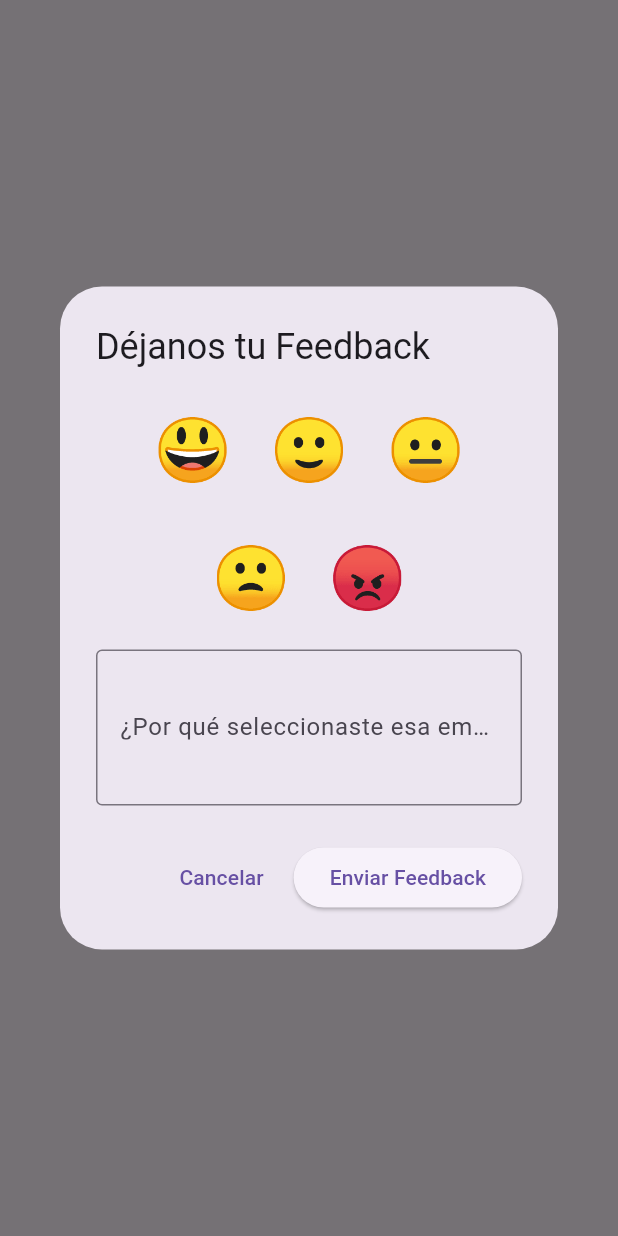
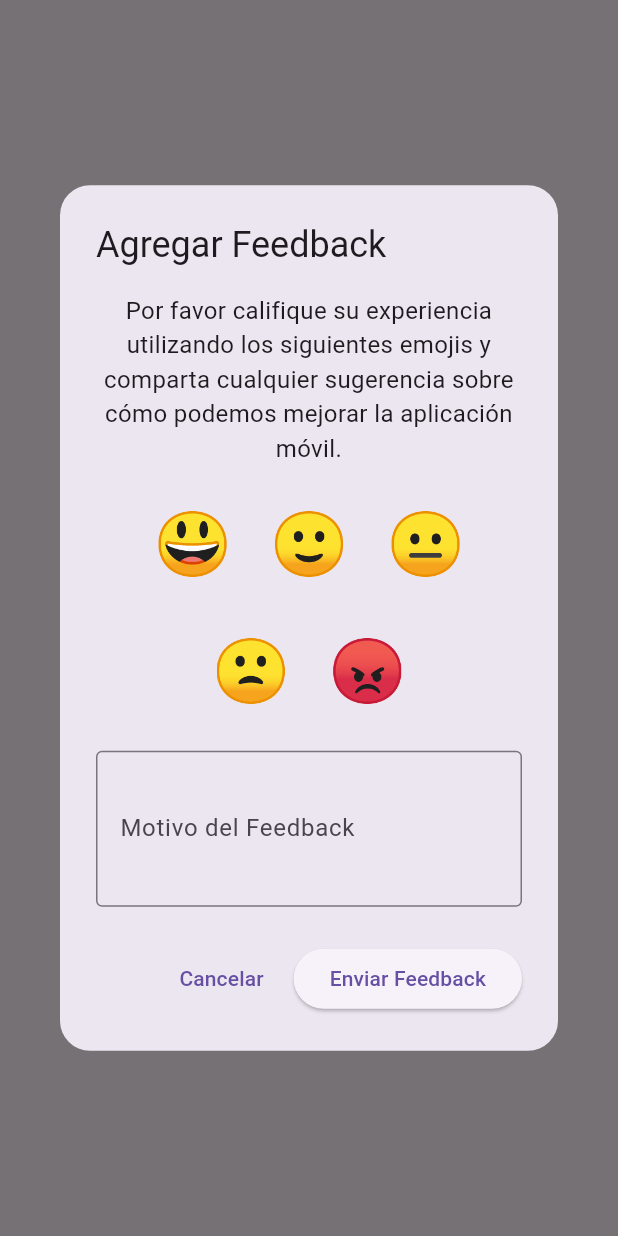
Before and after one commit to WasakaBe/EduControlMobile, a Flutter app: what showFeedbackModal() shows on an empty page, opened directly with empty values, on a phone screen of 412 x 824 dp. Run offline on Flutter 3.47's test engine with Material 3 defaults, Android fonts, the phone set to English and light mode, and no system bars; our stand-ins replace flutter_svg, sentry_flutter; missing offline and left inert: qr_code_scanner; network calls fail.

Commit message:
monitoreo de software mobile flutter

```diff
--- a/lib/Api/api.dart
+++ b/lib/Api/api.dart
@@ -1 +1 @@
-const String baseUrl = 'https://educontrolbackend.onrender.com/api';
+const String baseUrl = 'https://educontrolbackend-1.onrender.com/api';
--- a/lib/Components/Feedback/Feedback.dart
+++ b/lib/Components/Feedback/Feedback.dart
@@ -6,10 +6,10 @@ import 'dart:convert';
 
 class FeedbackModal {
   static Future<void> showFeedbackModal(BuildContext context, int idUsuario) async {
-    String selectedEmotion = ''; // Variable para guardar la emoción seleccionada
+    String selectedEmotion = ''; // Variable para almacenar la emoción seleccionada
     TextEditingController motivoController = TextEditingController();
 
-    // Variable para rastrear la emoción seleccionada (inicialmente ninguna)
+    // Rastrea el emoji seleccionado (inicialmente ninguno)
     String selectedEmoji = '';
 
     await showDialog(
@@ -17,20 +17,29 @@ class FeedbackModal {
       builder: (BuildContext context) {
         return StatefulBuilder(
           builder: (context, setState) {
-            // Obtener el tamaño de la pantalla
+            // Obtener el tamaño de la pantalla para ajustar el tamaño del modal
             final screenWidth = MediaQuery.of(context).size.width;
-            final emojiSize = screenWidth * 0.1;  // Tamaño de emoji adaptado a la pantalla
+            final emojiSize = screenWidth * 0.1;  // Tamaño del emoji adaptado a la pantalla
             final textFieldWidth = screenWidth * 0.8; // Ancho del campo de texto adaptado a la pantalla
 
             return AlertDialog(
-              title: const Text('Déjanos tu Feedback'),
+              shape: RoundedRectangleBorder(
+                borderRadius: BorderRadius.circular(20),
+              ),
+              title: const Text('Agregar Feedback'),
               content: Column(
                 mainAxisSize: MainAxisSize.min,
                 children: [
-                  // Emojis para la emoción usando Wrap para evitar overflow
+                  // Etiqueta para la emoción y emojis para seleccionar
+                  const Text(
+                    'Por favor califique su experiencia utilizando los siguientes emojis y comparta cualquier sugerencia sobre cómo podemos mejorar la aplicación móvil.',
+                    textAlign: TextAlign.center,
+                    style: TextStyle(fontSize: 16),
+                  ),
+                  const SizedBox(height: 15),
                   Wrap(
-                    spacing: 10.0, // Espaciado horizontal entre emojis
-                    runSpacing: 10.0, // Espaciado vertical entre emojis si es necesario
+                    spacing: 10.0, // Espacio horizontal entre los emojis
+                    runSpacing: 10.0, // Espacio vertical entre los emojis si es necesario
                     alignment: WrapAlignment.center,
                     children: [
                       IconButton(
@@ -110,14 +119,14 @@ class FeedbackModal {
                       ),
                     ],
                   ),
-                  const SizedBox(height: 10),
-                  // Campo de texto para el motivo
+                  const SizedBox(height: 15),
+                  // Campo de texto para el motivo del feedback
                   SizedBox(
                     width: textFieldWidth,
                     child: TextField(
                       controller: motivoController,
                       decoration: const InputDecoration(
-                        labelText: '¿Por qué seleccionaste esa emoción?',
+                        labelText: 'Motivo del Feedback',
                         border: OutlineInputBorder(),
                       ),
                       maxLines: 3,
@@ -137,7 +146,7 @@ class FeedbackModal {
                   onPressed: () async {
                     // Enviar el feedback al backend
                     if (selectedEmotion.isNotEmpty && motivoController.text.isNotEmpty) {
-                      // Cerrar el modal de feedback antes de mostrar el modal de éxito o error
+                      // Cerrar el modal de feedback antes de enviar
                       Navigator.of(context).pop();
 
                       bool feedbackEnviado = await _sendFeedback(idUsuario, selectedEmotion, motivoController.text);
@@ -204,7 +213,7 @@ class FeedbackModal {
             ),
             const SizedBox(height: 10),
             const Text(
-              'Success!',
+              '¡Éxito!',
               style: TextStyle(
                 color: Colors.green,
                 fontSize: 24,
@@ -238,7 +247,7 @@ class FeedbackModal {
                 ),
               ),
               child: const Text(
-                'CONTINUE',
+                'CONTINUAR',
                 style: TextStyle(
                   fontSize: 16,
                   color: Colors.white,
@@ -269,7 +278,7 @@ class FeedbackModal {
             ),
             const SizedBox(height: 10),
             const Text(
-              'Oops!',
+              '¡Oops!',
               style: TextStyle(
                 color: Colors.red,
                 fontSize: 24,
--- a/lib/Screen/Parent/AlumnosScreen.dart
+++ b/lib/Screen/Parent/AlumnosScreen.dart
@@ -218,8 +218,7 @@ class _AlumnosScreenState extends State<AlumnosScreen> {
         builder: (context) => AlumnoDetallesScreen(idAlumno: idAlumno),
       ),
     );
-     // Mostrar feedback después de ver el horario
-  await FeedbackModal.showFeedbackModal(context, widget.idUsuario);
+
   }
 
   // Redirigir a la pantalla de Asistencias
@@ -230,8 +229,7 @@ class _AlumnosScreenState extends State<AlumnosScreen> {
         builder: (context) => AsistenciasScreen(idAlumno: idAlumno),
       ),
     );
-     // Mostrar feedback después de ver el horario
-  await FeedbackModal.showFeedbackModal(context, widget.idUsuario);
+
   }
 
   @override
--- a/lib/Screen/Student/QrCodeStudentScreen.dart
+++ b/lib/Screen/Student/QrCodeStudentScreen.dart
@@ -30,9 +30,7 @@ class _QrCodeStudentScreenState extends State<QrCodeStudentScreen> {
   @override
   Widget build(BuildContext context) {
     return Scaffold(
-      appBar: AppBar(
-        title: const Text('Código QR teacher'),
-      ),
+
       body: Column(
         children: <Widget>[
           Expanded(
--- a/pubspec.yaml
+++ b/pubspec.yaml
@@ -1,5 +1,5 @@
 name: movil_educontrol
-description: "A new Flutter project."
+description: "EDUCONTROLMOBILE"
 version: 1.0.0+1
 
 environment:
@@ -15,6 +15,8 @@ dependencies:
   permission_handler: ^11.3.1
   universal_html: ^2.0.6
   cupertino_icons: ^1.0.6
+  sentry_flutter: ^7.0.0
+
 
 dev_dependencies:
   flutter_test:
```
Also changed, not shown: lib/Screen/Parent/AlumnoDetallesScreen.dart (+16 -2 lines), lib/Screen/Parent/AsistenciasScreen.dart (+19 -4 lines), lib/Screen/Teacher/HorarioTeacherScreen.dart (+14 -2 lines), lib/main.dart (+23 -10 lines), .github/workflows/ci-cd.yaml, pubspec.lock, 5 other files.
